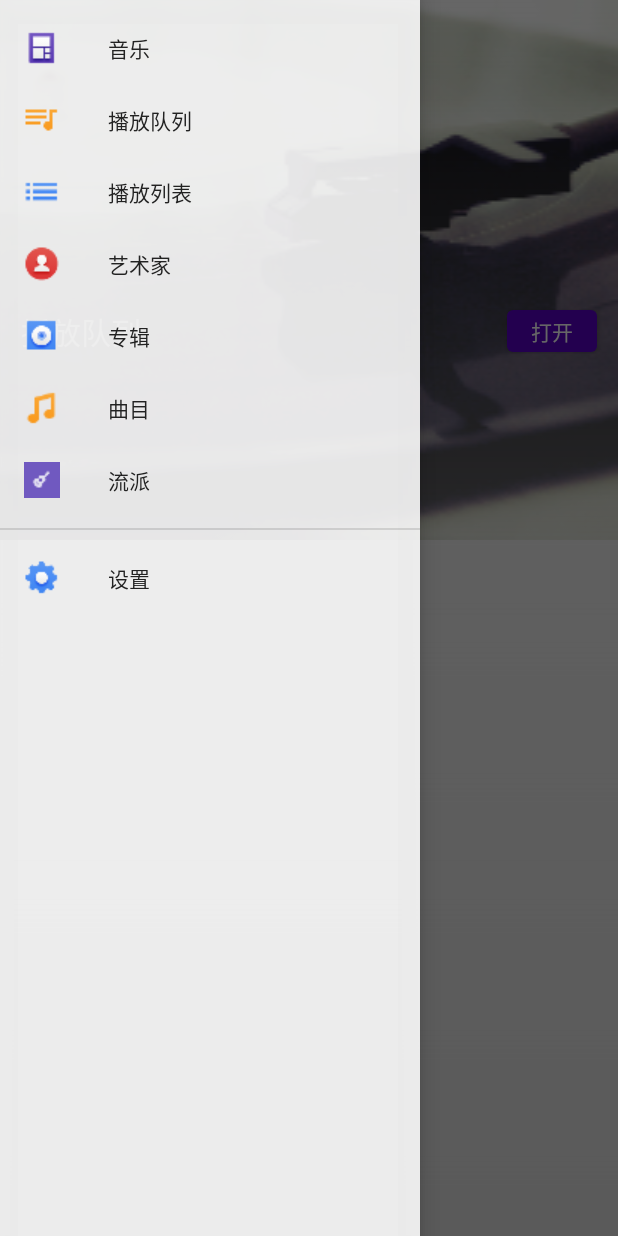
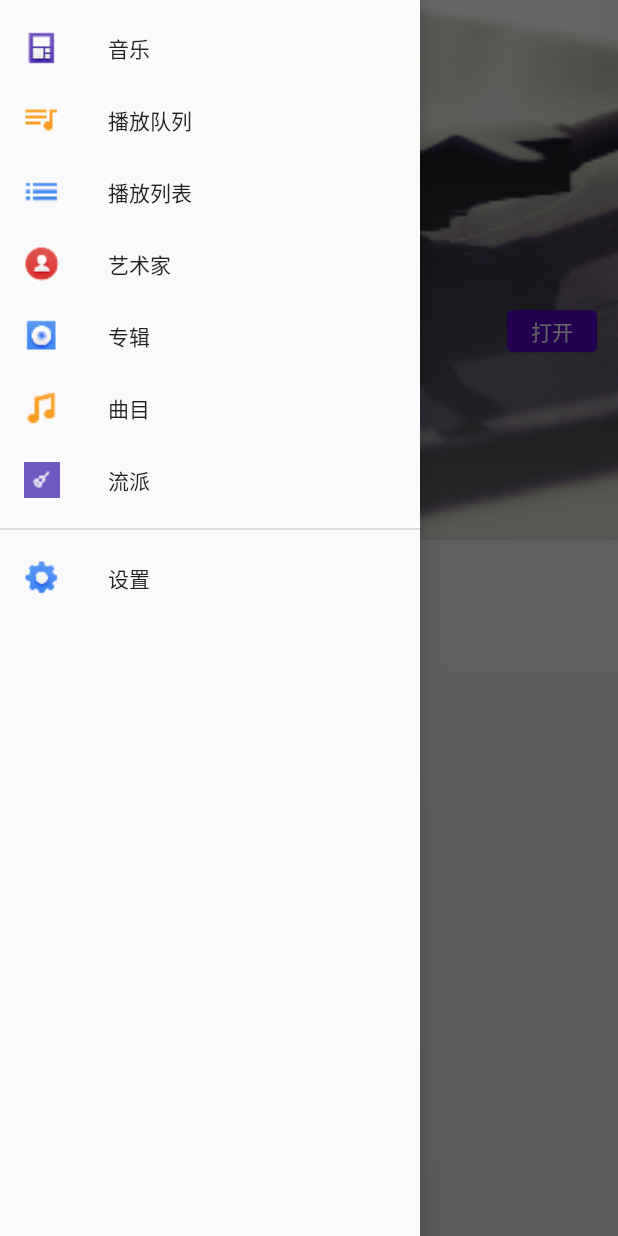
Before and after one commit to catcatpro/CopySonyMusic, an Android app: the screen it shows after launch (MainActivity), with the side drawer open, on a phone screen of 412 x 824 dp. Run offline under Robolectric (Android 15) with nearby library versions, the phone set to English and light mode, and no system bars; libraries missing offline, so code that uses them is left out: androidx.lifecycle.livedata; 6 statements that could not run were skipped.

Commit message:
适配灰色主题

```diff
--- a/app/src/main/res/layout/activity_main.xml
+++ b/app/src/main/res/layout/activity_main.xml
@@ -117,11 +117,10 @@
         <com.google.android.material.navigation.NavigationView
             android:layout_width="280dp"
             android:layout_height="match_parent"
-            android:background="@color/menu_nav_bg"
             app:menu="@menu/nav_menu"
             android:id="@+id/navMenu"
+            app:itemTextAppearance="?android:attr/textColorPrimary"
             app:itemIconSize="24dp"
-            app:itemTextColor="@color/black"
             android:layout_gravity="start" />
     </androidx.drawerlayout.widget.DrawerLayout>
 
```
